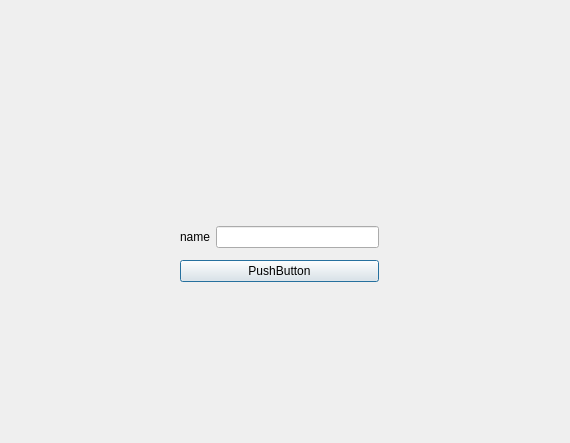
Before: the Qt Designer form phone_book/remove_fav.ui in amirsoleimani7/Qt_PhoneBook, drawn with Qt 5.
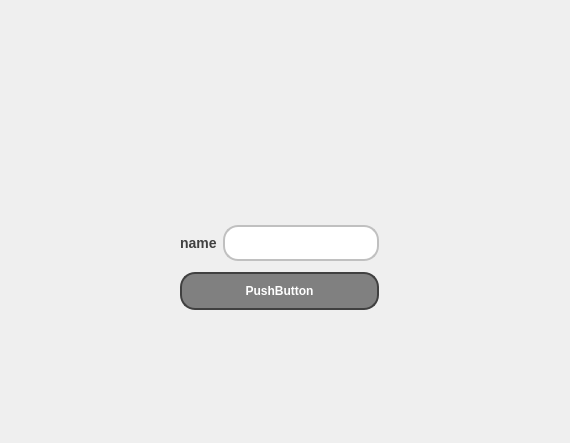
After: the same form once the commit is applied.

Diff of the .ui file:
```diff
--- a/phone_book/remove_fav.ui
+++ b/phone_book/remove_fav.ui
@@ -13,13 +13,13 @@
   <property name="windowTitle">
    <string>Dialog</string>
   </property>
-  <widget class="QWidget" name="">
+  <widget class="QWidget" name="layoutWidget">
    <property name="geometry">
     <rect>
      <x>180</x>
      <y>220</y>
      <width>199</width>
-     <height>68</height>
+     <height>97</height>
     </rect>
    </property>
    <layout class="QVBoxLayout" name="verticalLayout">
@@ -27,18 +27,70 @@
      <layout class="QHBoxLayout" name="horizontalLayout">
       <item>
        <widget class="QLabel" name="label">
+        <property name="styleSheet">
+         <string notr="true">QLabel {
+    color: #404040; /* Text color */
+    font-family: &quot;Arial&quot;, sans-serif; /* Replace with your preferred font family */
+    font-size: 14px; /* Font size */
+    font-weight: bold; /* Bold text */
+}
+</string>
+        </property>
         <property name="text">
          <string>name</string>
         </property>
        </widget>
       </item>
       <item>
-       <widget class="QLineEdit" name="lineEdit_fav_remove"/>
+       <widget class="QLineEdit" name="lineEdit_fav_remove">
+        <property name="styleSheet">
+         <string notr="true">QLineEdit {
+    background-color: #FFFFFF; /* Default background color */
+    border: 2px solid #C0C0C0; /* Border color */
+    border-radius: 15px; /* Curved corners */
+    color: #404040; /* Text color */
+    padding: 8px; /* Padding for content */
+    box-shadow: 2px 2px 5px rgba(0, 0, 0, 0.5); /* Shadow effect */
+    font-weight: bold; /* Set font to bold */
+}
+
+QLineEdit:hover {
+    background-color: #F0F0F0; /* Lighter background color on hover */
+    border: 2px solid #A0A0A0; /* Darker border on hover */
+}
+
+QLineEdit:focus {
+    border: 2px solid #606060; /* Even darker border when focused */
+}
+</string>
+        </property>
+       </widget>
       </item>
      </layout>
     </item>
     <item>
      <widget class="QPushButton" name="pushButton_remove_from_fav">
+      <property name="styleSheet">
+       <string notr="true">QPushButton {
+    background-color: #808080; /* Default button color (gray) */
+    border: 2px solid #404040; /* Border color darker than the button color */
+    border-radius: 15px; /* Curved corners */
+    color: white; /* Text color */
+    padding: 10px 20px; /* Padding for content */
+    box-shadow: 2px 2px 5px rgba(0, 0, 0, 0.5); /* Shadow effect */
+    font-weight: bold; /* Set font to bold */
+}
+
+QPushButton:hover {
+    background-color: #404040; /* Darker color on hover */
+}
+
+QPushButton:pressed {
+    background-color: #202020; /* Even darker color on click */
+    box-shadow: 1px 1px 2px rgba(0, 0, 0, 0.5); /* Adjusted shadow on click */
+}
+</string>
+      </property>
       <property name="text">
        <string>PushButton</string>
       </property>
```
